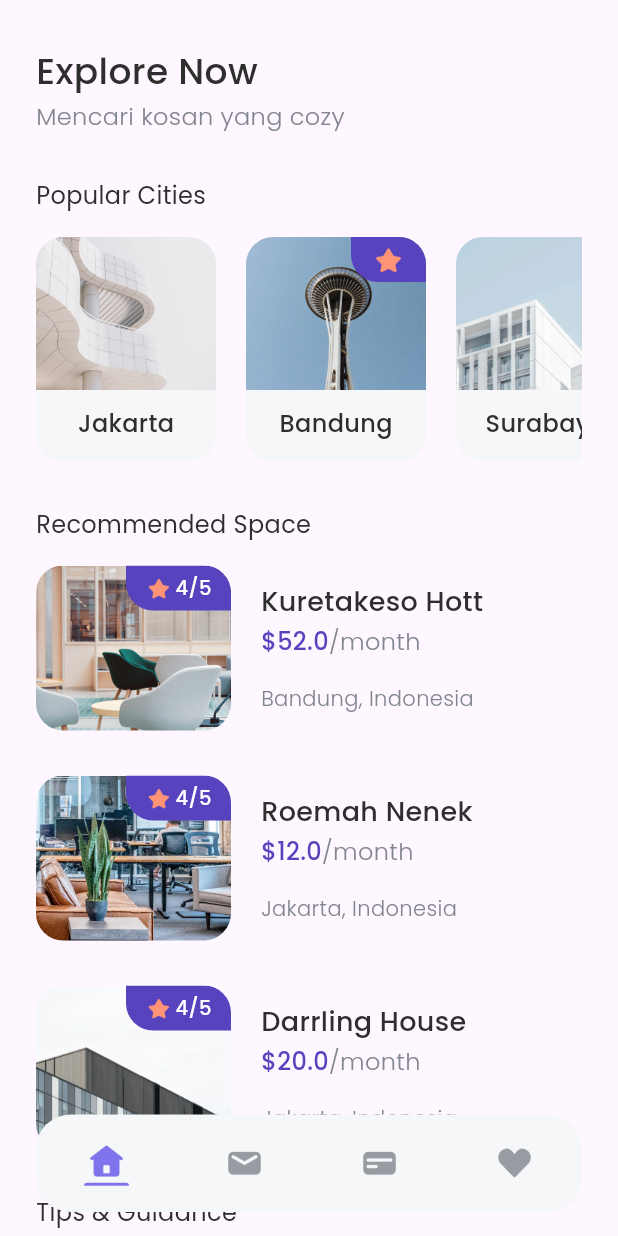
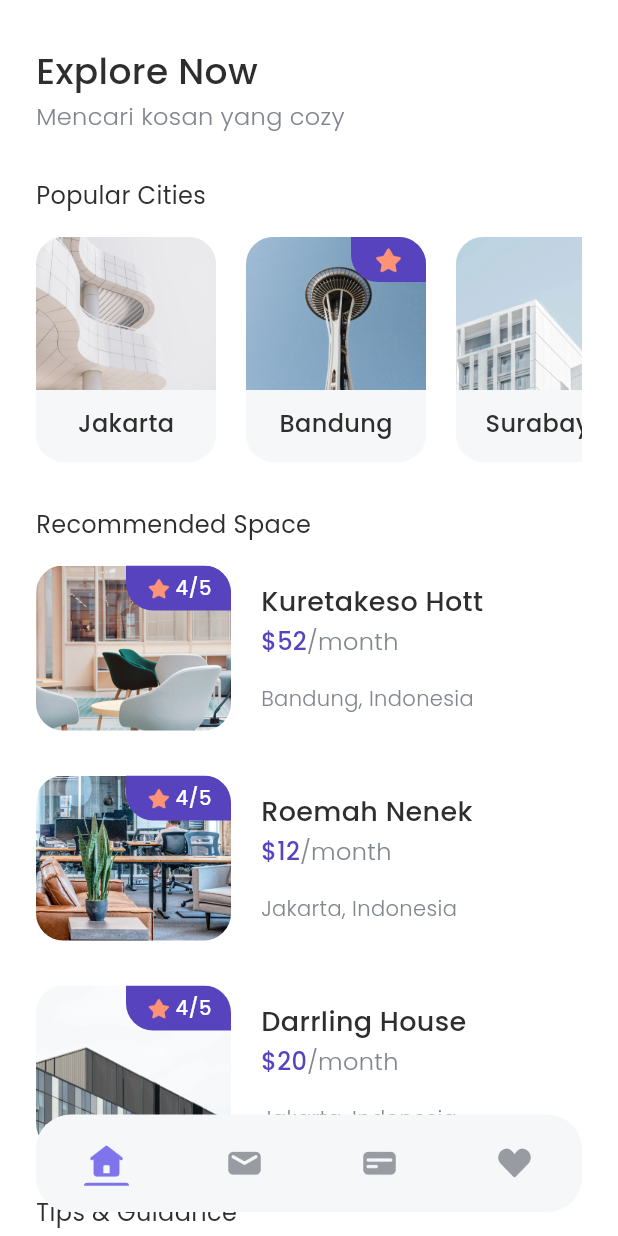
Before and after one commit to dayeeen/cozy-kosan, a Flutter app: the screen it shows after launch, after a tap on "Explore Now", on a phone screen of 412 x 824 dp. Run offline on Flutter 3.47's test engine with Material 3 defaults, Android fonts, the phone set to English and light mode, and no system bars; our stand-ins replace google_fonts.

Commit message:
fix: change price type from double to int in Space model and set background color in HomePage and SplashPage

```diff
--- a/lib/models/space.dart
+++ b/lib/models/space.dart
@@ -4,7 +4,7 @@ class Space {
   String imageUrl;
   String city;
   String country;
-  double price;
+  int price;
   int rating;
 
   Space({
--- a/lib/pages/home_page.dart
+++ b/lib/pages/home_page.dart
@@ -15,6 +15,7 @@ class HomePage extends StatelessWidget {
   @override
   Widget build(BuildContext context) {
     return Scaffold(
+      backgroundColor: whiteColor,
       body: SafeArea(
         bottom: false,
         child: Padding(
--- a/lib/pages/splash_page.dart
+++ b/lib/pages/splash_page.dart
@@ -8,6 +8,7 @@ class SplashPage extends StatelessWidget {
   @override
   Widget build(BuildContext context) {
     return Scaffold(
+      backgroundColor: whiteColor,
       body: SafeArea(
         child: Stack(
           children: [
```
